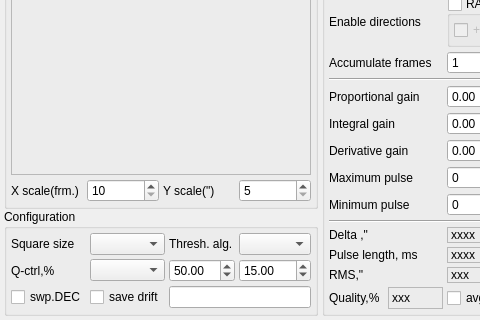
rumengb/lin_guider, file lin_guider/ui/guider.ui: the form before one commit; both pictures show x 0 to 480 and y 153 to 473 of the 621 by 473 pixel window.
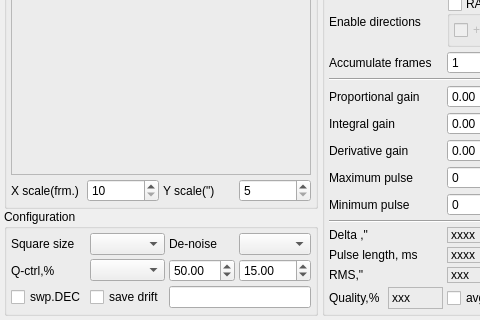
The form after the commit.

Commit message: OSF changed circle to cross; renamed guide.alg. to De-noise

The edit to the form file:
```diff
--- a/lin_guider/ui/guider.ui
+++ b/lin_guider/ui/guider.ui
@@ -155,7 +155,7 @@
         <item row="0" column="2" colspan="2">
          <widget class="QLabel" name="l_28">
           <property name="text">
-           <string>Thresh. alg.</string>
+           <string>De-noise</string>
           </property>
          </widget>
         </item>
```
The commit also changes 1 other file.
